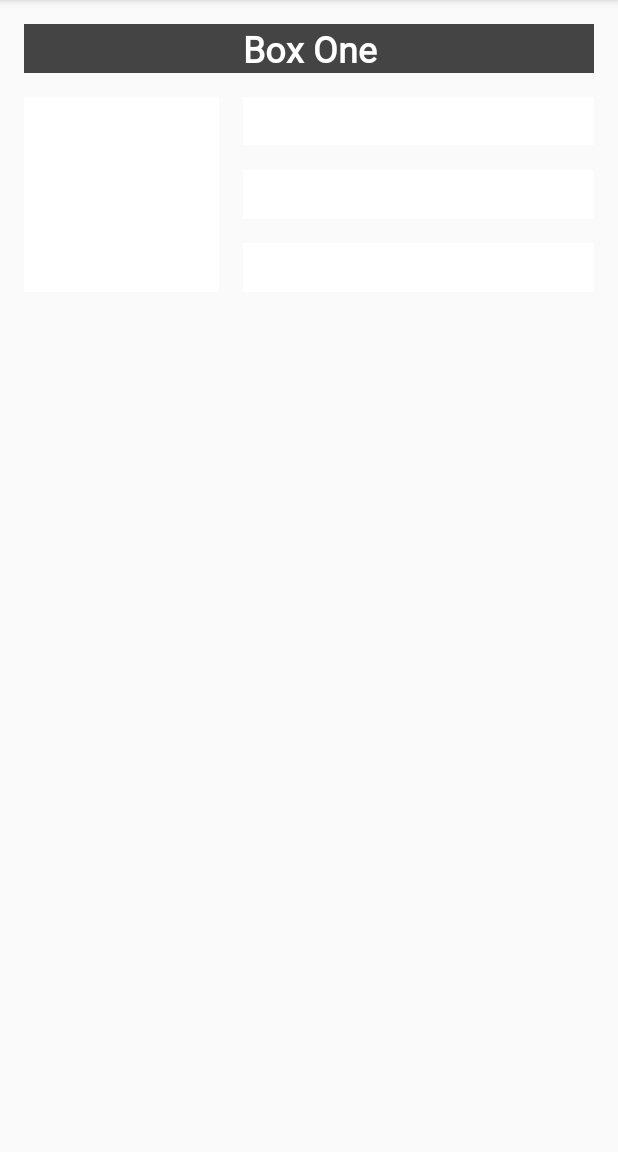
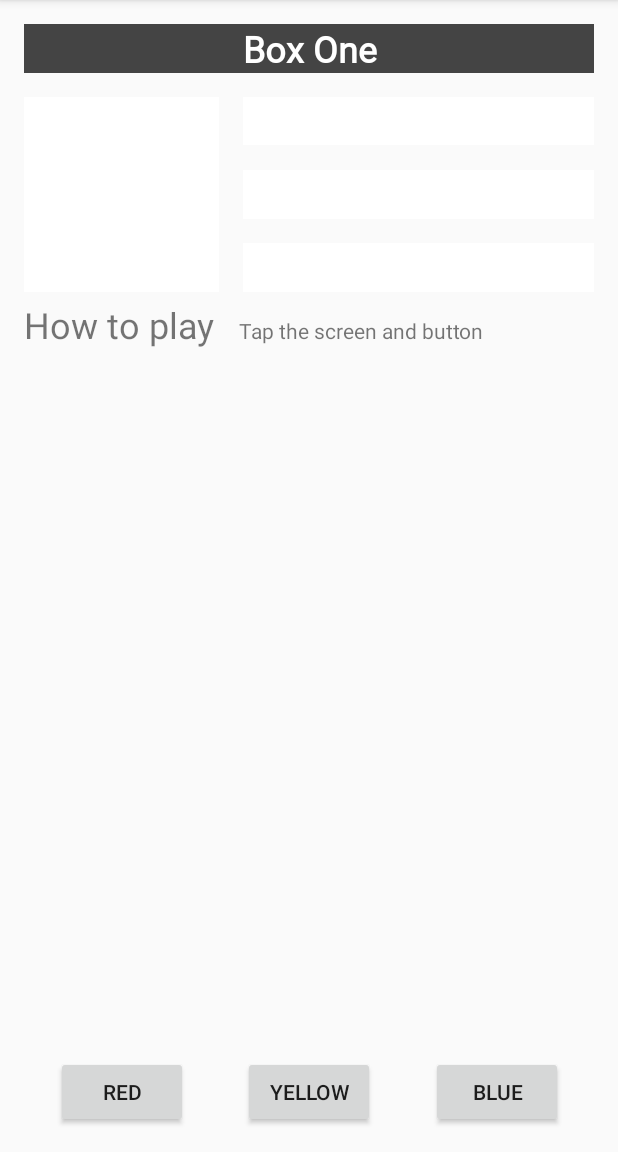
Before and after one commit to HenryQuan/mobile_app_development_training, an Android app: the screen it shows after launch (MainActivity), after a tap on "Box One", on a phone screen of 412 x 824 dp, the part 84-1236 px from its top. Run offline under Robolectric (Android 15) with nearby library versions, the phone set to English and light mode, and no system bars.

Commit message:
end of lesson 2

```diff
--- a/kotlin fundamentals/ColorMyViews/app/src/main/java/com/yihengquan/colormyviews/MainActivity.kt
+++ b/kotlin fundamentals/ColorMyViews/app/src/main/java/com/yihengquan/colormyviews/MainActivity.kt
@@ -15,13 +15,15 @@ class MainActivity : AppCompatActivity() {
     }
 
     private fun setListeners() {
-        val views: List<View> = listOf(box_one_text, box_two_text, box_three_text, box_four_text, box_five_text, root_view)
-        views.forEach {
+        val views: List<View> = listOf(box_one_text, box_two_text, box_three_text,
+            box_four_text, box_five_text, root_view,
+            red_button, yellow_button, blue_button)
+        views.forEach { it ->
             it.setOnClickListener { makeColored(it) }
         }
     }
 
-    fun makeColored(view: View) {
+    private fun makeColored(view: View) {
         when (view.id) {
 
             // Boxes using Color class colors for background
@@ -33,6 +35,11 @@ class MainActivity : AppCompatActivity() {
             R.id.box_four_text -> view.setBackgroundResource(android.R.color.holo_green_dark)
             R.id.box_five_text -> view.setBackgroundResource(android.R.color.holo_green_light)
 
+            // Buttons
+            R.id.red_button -> box_three_text.setBackgroundResource(R.color.my_red)
+            R.id.yellow_button -> box_four_text.setBackgroundResource(R.color.my_yellow)
+            R.id.blue_button -> box_five_text.setBackgroundResource(R.color.my_blue)
+
             else -> view.setBackgroundColor(Color.LTGRAY)
         }
     }
--- a/kotlin fundamentals/ColorMyViews/app/src/main/res/layout/activity_main.xml
+++ b/kotlin fundamentals/ColorMyViews/app/src/main/res/layout/activity_main.xml
@@ -63,4 +63,64 @@
         app:layout_constraintStart_toEndOf="@+id/box_two_text"
         app:layout_constraintTop_toBottomOf="@+id/box_four_text" />
 
+    <TextView
+        android:id="@+id/textView"
+        android:layout_width="wrap_content"
+        android:layout_height="wrap_content"
+        android:layout_marginLeft="@dimen/text_margin"
+        android:text="@string/how_to_play"
+        android:textSize="@dimen/box_text_size"
+        app:layout_constraintBaseline_toBaselineOf="@+id/textView2"
+        app:layout_constraintStart_toStartOf="parent" />
+
+    <TextView
+        android:id="@+id/textView2"
+        android:layout_width="0dp"
+        android:layout_height="wrap_content"
+        android:layout_marginStart="@dimen/text_margin"
+        android:layout_marginTop="@dimen/text_margin"
+        android:layout_marginEnd="@dimen/text_margin"
+        android:text="@string/play_instruction"
+        app:layout_constraintEnd_toEndOf="parent"
+        app:layout_constraintHorizontal_bias="0.0"
+        app:layout_constraintStart_toEndOf="@+id/textView"
+        app:layout_constraintTop_toBottomOf="@+id/box_two_text" />
+
+    <Button
+        android:id="@+id/red_button"
+        android:layout_width="wrap_content"
+        android:layout_height="wrap_content"
+        android:layout_marginStart="16dp"
+        android:text="@string/red"
+        app:layout_constraintBaseline_toBaselineOf="@+id/blue_button"
+        app:layout_constraintEnd_toStartOf="@+id/blue_button"
+        app:layout_constraintHorizontal_bias="0.51"
+        app:layout_constraintStart_toStartOf="parent" />
+
+    <Button
+        android:id="@+id/yellow_button"
+        android:layout_width="wrap_content"
+        android:layout_height="wrap_content"
+        android:layout_marginEnd="16dp"
+        android:text="@string/blue"
+        app:layout_constraintBaseline_toBaselineOf="@+id/blue_button"
+        app:layout_constraintEnd_toEndOf="parent"
+        app:layout_constraintHorizontal_bias="0.5"
+        app:layout_constraintStart_toEndOf="@+id/blue_button" />
+
+    <Button
+        android:id="@+id/blue_button"
+        android:layout_width="wrap_content"
+        android:layout_height="wrap_content"
+        android:layout_marginStart="16dp"
+        android:layout_marginEnd="16dp"
+        android:layout_marginBottom="16dp"
+        android:text="@string/yellow"
+        app:layout_constraintBottom_toBottomOf="parent"
+        app:layout_constraintEnd_toStartOf="@+id/yellow_button"
+        app:layout_constraintHorizontal_bias="0.5"
+        app:layout_constraintStart_toEndOf="@+id/red_button"
+        app:layout_constraintTop_toBottomOf="@+id/textView2"
+        app:layout_constraintVertical_bias="1.0" />
+
 </androidx.constraintlayout.widget.ConstraintLayout>
--- a/kotlin fundamentals/ColorMyViews/app/src/main/res/values/colors.xml
+++ b/kotlin fundamentals/ColorMyViews/app/src/main/res/values/colors.xml
@@ -3,4 +3,7 @@
     <color name="colorPrimary">#6200EE</color>
     <color name="colorPrimaryDark">#3700B3</color>
     <color name="colorAccent">#03DAC5</color>
+    <color name="my_red">#F44336</color>
+    <color name="my_yellow">#FFEB3B</color>
+    <color name="my_blue">#2196F3</color>
 </resources>
--- a/kotlin fundamentals/ColorMyViews/app/src/main/res/values/strings.xml
+++ b/kotlin fundamentals/ColorMyViews/app/src/main/res/values/strings.xml
@@ -5,4 +5,9 @@
     <string name="box_three_text">Box Three</string>
     <string name="box_four_text">Box Four</string>
     <string name="box_five_text">Box Five</string>
+    <string name="how_to_play">How to play</string>
+    <string name="play_instruction">Tap the screen and button</string>
+    <string name="yellow">Yellow</string>
+    <string name="red">Red</string>
+    <string name="blue">Blue</string>
 </resources>
```
Also changed, not shown: 1 other file.
